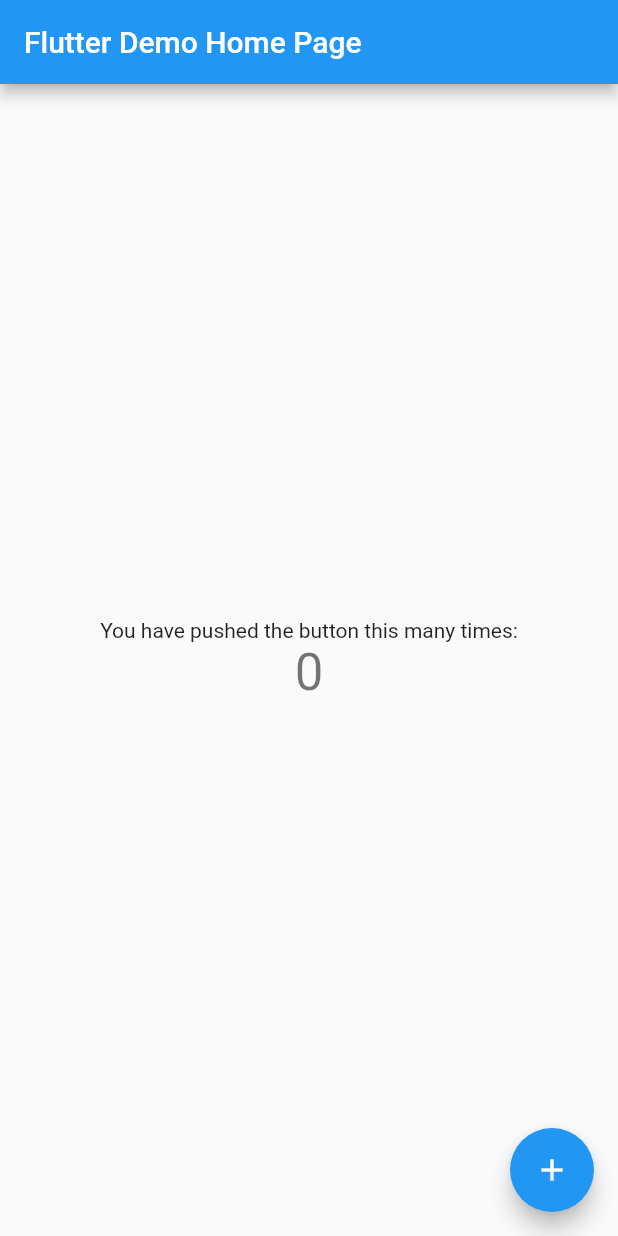
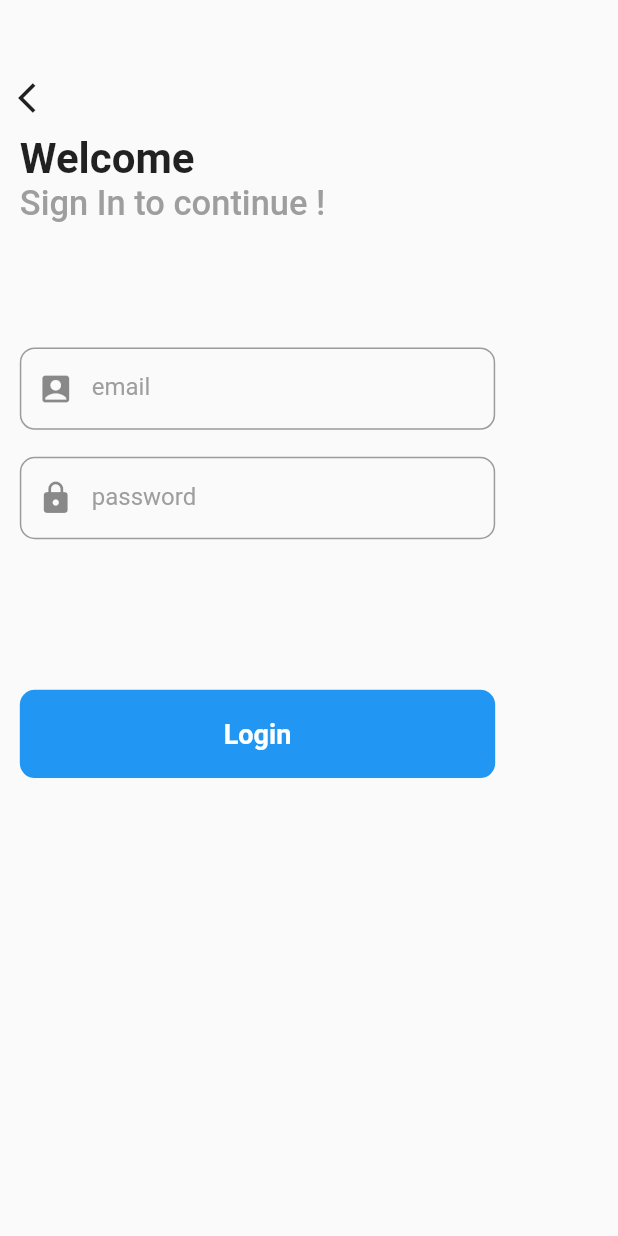
Before and after one commit to samsudin90/chatApp, a Flutter app: the screen it shows after launch, on a phone screen of 412 x 824 dp. Run offline on Flutter 3.47's test engine with Material 2 defaults, Android fonts, the phone set to English and light mode, and no system bars; our stand-ins replace firebase_core; accounts and stored records are empty.

Commit message:
login screen

```diff
--- /dev/null
+++ b/lib/loginScreen.dart
@@ -0,0 +1,91 @@
+import 'package:flutter/material.dart';
+
+class LoginScreen extends StatefulWidget {
+  const LoginScreen({Key? key}) : super(key: key);
+
+  @override
+  _LoginScreenState createState() => _LoginScreenState();
+}
+
+class _LoginScreenState extends State<LoginScreen> {
+  @override
+  Widget build(BuildContext context) {
+    final size = MediaQuery.of(context).size;
+    return Scaffold(
+      body: Column(
+        children: [
+          SizedBox(
+            height: size.height / 20,
+          ),
+          Container(
+              width: size.width / 1.2,
+              alignment: Alignment.centerLeft,
+              child: IconButton(
+                  onPressed: () {}, icon: Icon(Icons.arrow_back_ios))),
+          Container(
+            width: size.width / 1.3,
+            child: Text(
+              "Welcome",
+              style: TextStyle(fontSize: 28, fontWeight: FontWeight.bold),
+            ),
+          ),
+          Container(
+            width: size.width / 1.3,
+            child: Text(
+              "Sign In to continue !",
+              style: TextStyle(
+                  color: Colors.grey,
+                  fontSize: 23,
+                  fontWeight: FontWeight.w500),
+            ),
+          ),
+          SizedBox(
+            height: size.height / 10,
+          ),
+          Container(
+              width: size.width / 1.3,
+              alignment: Alignment.center,
+              child: field(size, "email", Icons.account_box)),
+          Padding(
+            padding: const EdgeInsets.symmetric(vertical: 18),
+            child: field(size, "password", Icons.lock),
+          ),
+          SizedBox(
+            height: size.height / 10,
+          ),
+          customButton(size)
+        ],
+      ),
+    );
+  }
+
+  Widget customButton(Size size) {
+    return Container(
+      height: size.height / 14,
+      width: size.width / 1.3,
+      decoration: BoxDecoration(
+          borderRadius: BorderRadius.circular(10), color: Colors.blue),
+      alignment: Alignment.center,
+      child: Text(
+        "Login",
+        style: TextStyle(
+            color: Colors.white, fontSize: 18, fontWeight: FontWeight.bold),
+      ),
+    );
+  }
+
+  Widget field(Size size, String hint, IconData icon) {
+    return Container(
+      height: size.height / 15,
+      width: size.width / 1.3,
+      child: TextField(
+        decoration: InputDecoration(
+            prefixIcon: Icon(icon),
+            hintText: hint,
+            hintStyle: TextStyle(color: Colors.grey),
+            border:
+                OutlineInputBorder(borderRadius: BorderRadius.circular(10))),
+      ),
+    );
+  }
+}
--- a/lib/main.dart
+++ b/lib/main.dart
@@ -1,113 +1,21 @@
+import 'package:chat/loginScreen.dart';
+import 'package:firebase_core/firebase_core.dart';
 import 'package:flutter/material.dart';
 
-void main() {
+Future main() async {
+  WidgetsFlutterBinding.ensureInitialized();
+  Firebase.initializeApp();
   runApp(MyApp());
 }
 
 class MyApp extends StatelessWidget {
-  // This widget is the root of your application.
+  const MyApp({Key? key}) : super(key: key);
+
   @override
   Widget build(BuildContext context) {
     return MaterialApp(
-      title: 'Flutter Demo',
-      theme: ThemeData(
-        // This is the theme of your application.
-        //
-        // Try running your application with "flutter run". You'll see the
-        // application has a blue toolbar. Then, without quitting the app, try
-        // changing the primarySwatch below to Colors.green and then invoke
-        // "hot reload" (press "r" in the console where you ran "flutter run",
-        // or simply save your changes to "hot reload" in a Flutter IDE).
-        // Notice that the counter didn't reset back to zero; the application
-        // is not restarted.
-        primarySwatch: Colors.blue,
-      ),
-      home: MyHomePage(title: 'Flutter Demo Home Page'),
+      debugShowCheckedModeBanner: false,
+      home: LoginScreen(),
     );
   }
 }
-
-class MyHomePage extends StatefulWidget {
-  MyHomePage({Key? key, required this.title}) : super(key: key);
-
-  // This widget is the home page of your application. It is stateful, meaning
-  // that it has a State object (defined below) that contains fields that affect
-  // how it looks.
-
-  // This class is the configuration for the state. It holds the values (in this
-  // case the title) provided by the parent (in this case the App widget) and
-  // used by the build method of the State. Fields in a Widget subclass are
-  // always marked "final".
-
-  final String title;
-
-  @override
-  _MyHomePageState createState() => _MyHomePageState();
-}
-
-class _MyHomePageState extends State<MyHomePage> {
-  int _counter = 0;
-
-  void _incrementCounter() {
-    setState(() {
-      // This call to setState tells the Flutter framework that something has
-      // changed in this State, which causes it to rerun the build method below
-      // so that the display can reflect the updated values. If we changed
-      // _counter without calling setState(), then the build method would not be
-      // called again, and so nothing would appear to happen.
-      _counter++;
-    });
-  }
-
-  @override
-  Widget build(BuildContext context) {
-    // This method is rerun every time setState is called, for instance as done
-    // by the _incrementCounter method above.
-    //
-    // The Flutter framework has been optimized to make rerunning build methods
-    // fast, so that you can just rebuild anything that needs updating rather
-    // than having to individually change instances of widgets.
-    return Scaffold(
-      appBar: AppBar(
-        // Here we take the value from the MyHomePage object that was created by
-        // the App.build method, and use it to set our appbar title.
-        title: Text(widget.title),
-      ),
-      body: Center(
-        // Center is a layout widget. It takes a single child and positions it
-        // in the middle of the parent.
-        child: Column(
-          // Column is also a layout widget. It takes a list of children and
-          // arranges them vertically. By default, it sizes itself to fit its
-          // children horizontally, and tries to be as tall as its parent.
-          //
-          // Invoke "debug painting" (press "p" in the console, choose the
-          // "Toggle Debug Paint" action from the Flutter Inspector in Android
-          // Studio, or the "Toggle Debug Paint" command in Visual Studio Code)
-          // to see the wireframe for each widget.
-          //
-          // Column has various properties to control how it sizes itself and
-          // how it positions its children. Here we use mainAxisAlignment to
-          // center the children vertically; the main axis here is the vertical
-          // axis because Columns are vertical (the cross axis would be
-          // horizontal).
-          mainAxisAlignment: MainAxisAlignment.center,
-          children: <Widget>[
-            Text(
-              'You have pushed the button this many times:',
-            ),
-            Text(
-              '$_counter',
-              style: Theme.of(context).textTheme.headline4,
-            ),
-          ],
-        ),
-      ),
-      floatingActionButton: FloatingActionButton(
-        onPressed: _incrementCounter,
-        tooltip: 'Increment',
-        child: Icon(Icons.add),
-      ), // This trailing comma makes auto-formatting nicer for build methods.
-    );
-  }
-}
--- a/pubspec.yaml
+++ b/pubspec.yaml
@@ -23,6 +23,8 @@ environment:
 dependencies:
   flutter:
     sdk: flutter
+  firebase_auth: ^1.4.1
+  firebase_core: ^1.3.0
 
 
   # The following adds the Cupertino Icons font to your application.
```
Also changed, not shown: pubspec.lock, 4 other files.
